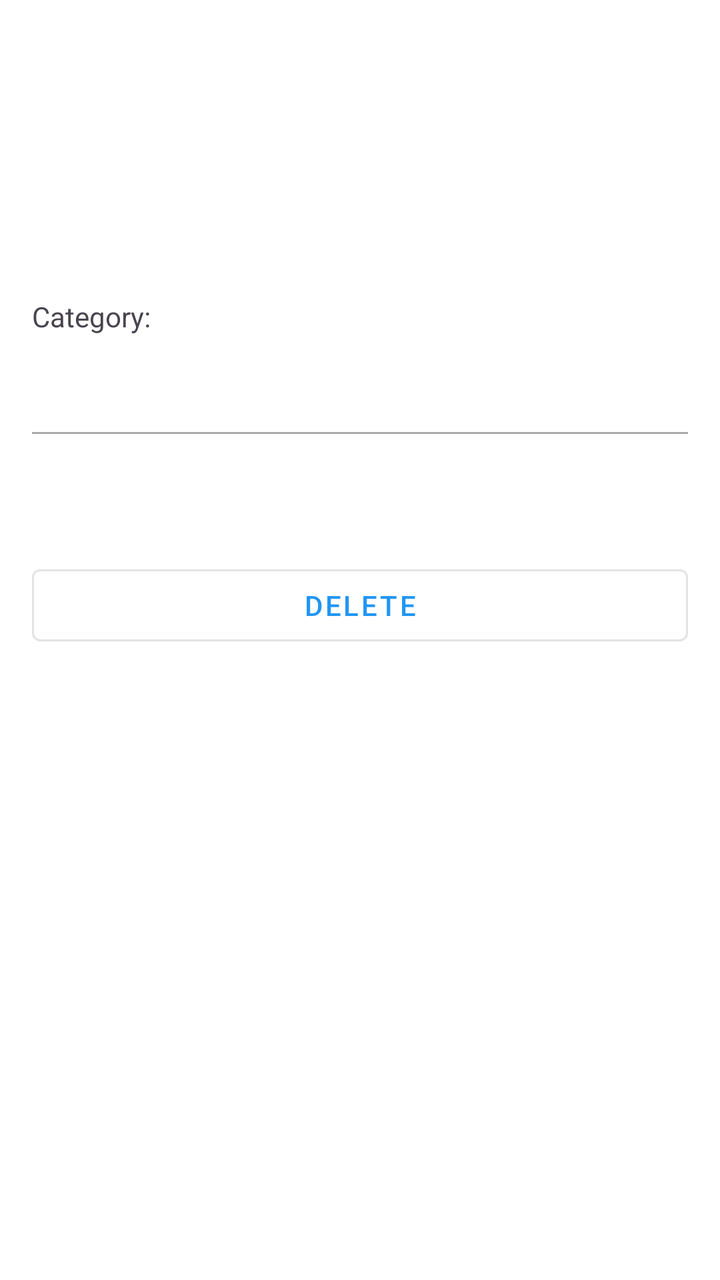
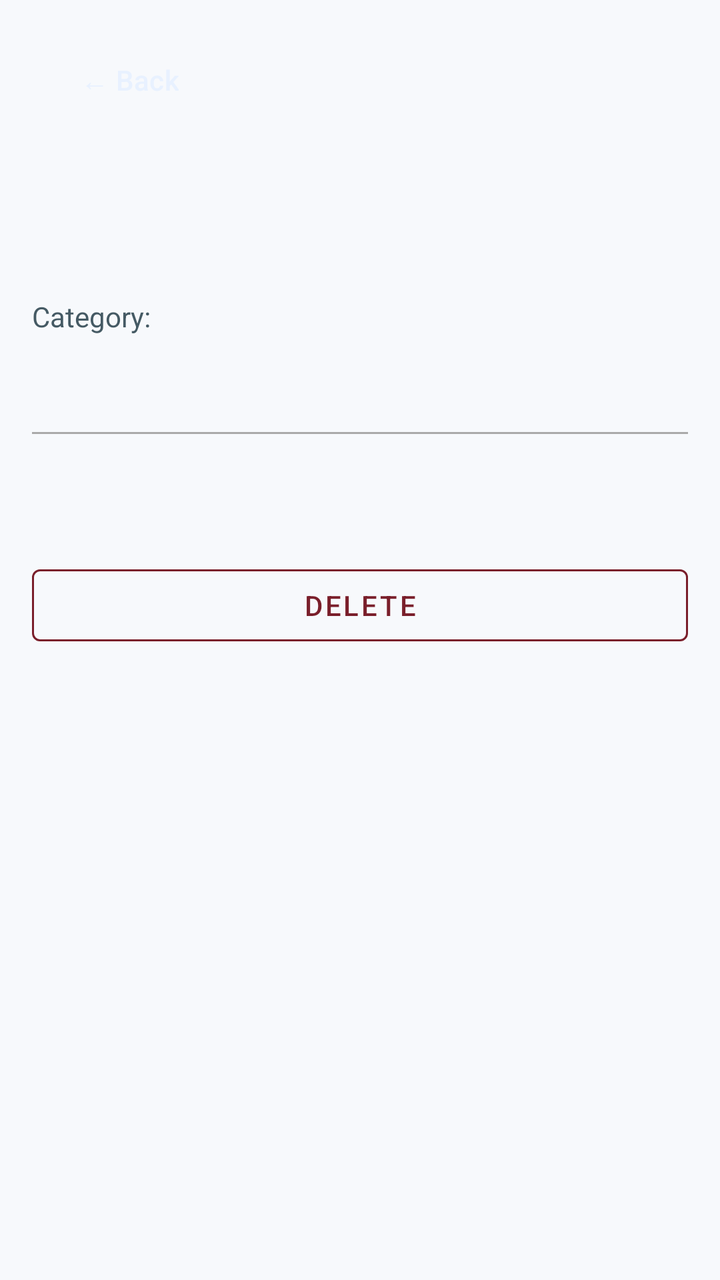

Before-and-after screenshots of an Android layout around one commit, followed by the original layout XML and the change that was made.
<!-- AndroidManifest.xml: application theme Theme.LifeLogger -->
<!-- res/layout/fragment_entry_detail.xml -->
<?xml version="1.0" encoding="utf-8"?>
<ScrollView xmlns:android="http://schemas.android.com/apk/res/android"
    xmlns:app="http://schemas.android.com/apk/res-auto"
    android:layout_width="match_parent"
    android:layout_height="match_parent"
    android:background="@android:color/white">

    <LinearLayout
        android:layout_width="match_parent"
        android:layout_height="wrap_content"
        android:orientation="vertical"
        android:padding="16dp">

        
        <LinearLayout
            android:layout_width="match_parent"
            android:layout_height="wrap_content"
            android:orientation="horizontal"
            android:gravity="center_vertical"
            android:layout_marginBottom="16dp">

            <Button
                android:id="@+id/backButton"
                android:layout_width="wrap_content"
                android:layout_height="wrap_content"
                android:text="← Back"
                android:background="?attr/selectableItemBackgroundBorderless" />

            <View
                android:layout_width="0dp"
                android:layout_height="0dp"
                android:layout_weight="1" />
        </LinearLayout>

        
        <TextView
            android:id="@+id/titleText"
            android:layout_width="match_parent"
            android:layout_height="wrap_content"
            android:textSize="24sp"
            android:textStyle="bold"
            android:textColor="@android:color/black"
            android:layout_marginBottom="8dp" />

        
        <TextView
            android:id="@+id/dateText"
            android:layout_width="match_parent"
            android:layout_height="wrap_content"
            android:textSize="12sp"
            android:textColor="@android:color/darker_gray"
            android:layout_marginBottom="12dp" />

        
        <LinearLayout
            android:layout_width="match_parent"
            android:layout_height="wrap_content"
            android:orientation="horizontal"
            android:layout_marginBottom="16dp">

            <TextView
                android:layout_width="wrap_content"
                android:layout_height="wrap_content"
                android:text="Category: " />

            <TextView
                android:id="@+id/categoryText"
                android:layout_width="wrap_content"
                android:layout_height="wrap_content"
                android:textStyle="bold"
                android:textColor="@color/design_default_color_primary" />
        </LinearLayout>

        
        <TextView
            android:id="@+id/syncStatusText"
            android:layout_width="match_parent"
            android:layout_height="wrap_content"
            android:textSize="12sp"
            android:textColor="@android:color/darker_gray"
            android:layout_marginBottom="16dp" />

        
        <View
            android:layout_width="match_parent"
            android:layout_height="1dp"
            android:background="@android:color/darker_gray"
            android:layout_marginBottom="16dp" />

        
        <TextView
            android:id="@+id/contentText"
            android:layout_width="match_parent"
            android:layout_height="wrap_content"
            android:textSize="16sp"
            android:textColor="@android:color/black"
            android:layout_marginBottom="24dp" />

        <ImageView
            android:id="@+id/entryImageView"
            android:layout_width="match_parent"
            android:layout_height="200dp"
            android:layout_marginBottom="16dp"
            android:adjustViewBounds="true"
            android:scaleType="centerCrop"
            android:visibility="gone" />

        <com.google.android.material.button.MaterialButton
            android:id="@+id/playAudioButton"
            android:layout_width="match_parent"
            android:layout_height="wrap_content"
            android:layout_marginBottom="24dp"
            android:text="Play Audio Note"
            android:visibility="gone" />

        
        <LinearLayout
            android:layout_width="match_parent"
            android:layout_height="wrap_content"
            android:orientation="horizontal"
            android:gravity="center">

            <com.google.android.material.button.MaterialButton
                android:id="@+id/deleteButton"
                android:layout_width="0dp"
                android:layout_height="wrap_content"
                android:layout_weight="1"
                android:text="Delete"
                style="@style/Widget.MaterialComponents.Button.OutlinedButton" />
        </LinearLayout>

    </LinearLayout>

</ScrollView>
<!-- resources referenced by this layout -->
<resources>
  <style name="Theme.LifeLogger" parent="Base.Theme.LifeLogger" />
  <style name="Base.Theme.LifeLogger" parent="Theme.Material3.DayNight.NoActionBar">
          
          <item name="colorPrimary">@color/primary_blue</item>
          <item name="colorPrimaryDark">@color/primary_dark_blue</item>
          <item name="colorAccent">@color/accent_red</item>
      </style>
  <color name="primary_blue">#2196F3</color>
  <color name="primary_dark_blue">#1976D2</color>
  <color name="accent_red">#FF6B6B</color>
</resources>

<!-- the commit's change to res/layout/fragment_entry_detail.xml (unified diff, before → after) -->
@@ -3,7 +3,7 @@
     xmlns:app="http://schemas.android.com/apk/res-auto"
     android:layout_width="match_parent"
     android:layout_height="match_parent"
-    android:background="@android:color/white">
+    android:background="@color/surface_app">
 
     <LinearLayout
         android:layout_width="match_parent"
@@ -39,7 +39,7 @@
             android:layout_height="wrap_content"
             android:textSize="24sp"
             android:textStyle="bold"
-            android:textColor="@android:color/black"
+            android:textColor="@color/text_primary"
             android:layout_marginBottom="8dp" />
 
         
@@ -48,7 +48,7 @@
             android:layout_width="match_parent"
             android:layout_height="wrap_content"
             android:textSize="12sp"
-            android:textColor="@android:color/darker_gray"
+            android:textColor="@color/text_secondary"
             android:layout_marginBottom="12dp" />
 
         
@@ -68,7 +68,7 @@
                 android:layout_width="wrap_content"
                 android:layout_height="wrap_content"
                 android:textStyle="bold"
-                android:textColor="@color/design_default_color_primary" />
+                android:textColor="@color/text_blue_accent" />
         </LinearLayout>
 
         
@@ -77,7 +77,7 @@
             android:layout_width="match_parent"
             android:layout_height="wrap_content"
             android:textSize="12sp"
-            android:textColor="@android:color/darker_gray"
+            android:textColor="@color/text_secondary"
             android:layout_marginBottom="16dp" />
 
         
@@ -93,7 +93,7 @@
             android:layout_width="match_parent"
             android:layout_height="wrap_content"
             android:textSize="16sp"
-            android:textColor="@android:color/black"
+            android:textColor="@color/text_primary"
             android:layout_marginBottom="24dp" />
 
         <ImageView
@@ -126,6 +126,8 @@
                 android:layout_height="wrap_content"
                 android:layout_weight="1"
                 android:text="Delete"
+                android:textColor="@color/text_delete_accent"
+                app:strokeColor="@color/text_delete_accent"
                 style="@style/Widget.MaterialComponents.Button.OutlinedButton" />
         </LinearLayout>
 
<!-- resource entries referenced after the edit -->
@@ -1,14 +1,29 @@
 <!-- resources referenced by this layout -->
 <resources>
+  <color name="surface_app">#F7F9FC</color>
+  <color name="text_blue_accent">#0D47A1</color>
+  <color name="text_delete_accent">#7A1F2B</color>
+  <color name="text_primary">#16202A</color>
+  <color name="text_secondary">#2F3A45</color>
   <style name="Theme.LifeLogger" parent="Base.Theme.LifeLogger" />
-  <style name="Base.Theme.LifeLogger" parent="Theme.Material3.DayNight.NoActionBar">
+  <style name="Base.Theme.LifeLogger" parent="Theme.Material3.Light.NoActionBar">
           
           <item name="colorPrimary">@color/primary_blue</item>
           <item name="colorPrimaryDark">@color/primary_dark_blue</item>
           <item name="colorAccent">@color/accent_red</item>
+          <item name="android:textColorPrimary">@color/text_primary</item>
+          <item name="android:textColorSecondary">@color/text_secondary</item>
+          <item name="android:textColorTertiary">@color/text_tertiary</item>
+          <item name="android:textColorHint">@color/text_tertiary</item>
+          <item name="colorOnBackground">@color/text_primary</item>
+          <item name="colorOnSurface">@color/text_primary</item>
+          <item name="colorOnSurfaceVariant">@color/text_secondary</item>
+          <item name="colorOnPrimary">@color/text_on_blue_header_main</item>
       </style>
   <color name="primary_blue">#2196F3</color>
   <color name="primary_dark_blue">#1976D2</color>
   <color name="accent_red">#FF6B6B</color>
+  <color name="text_tertiary">#455A64</color>
+  <color name="text_on_blue_header_main">#E8F1FF</color>
 </resources>
 
